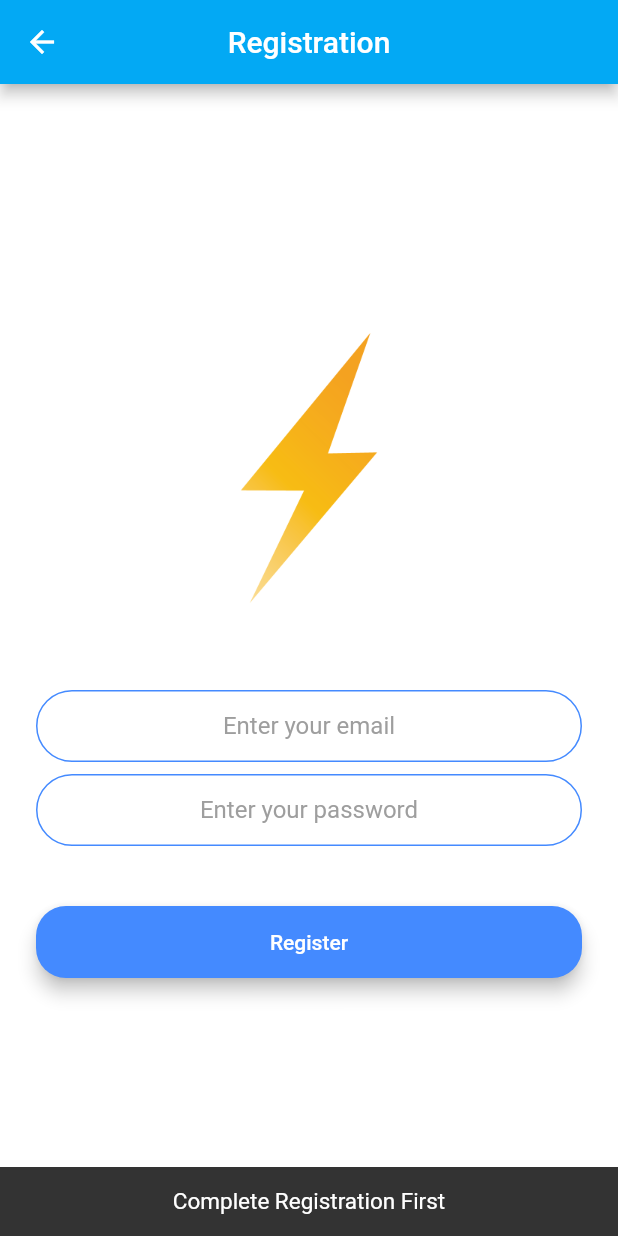
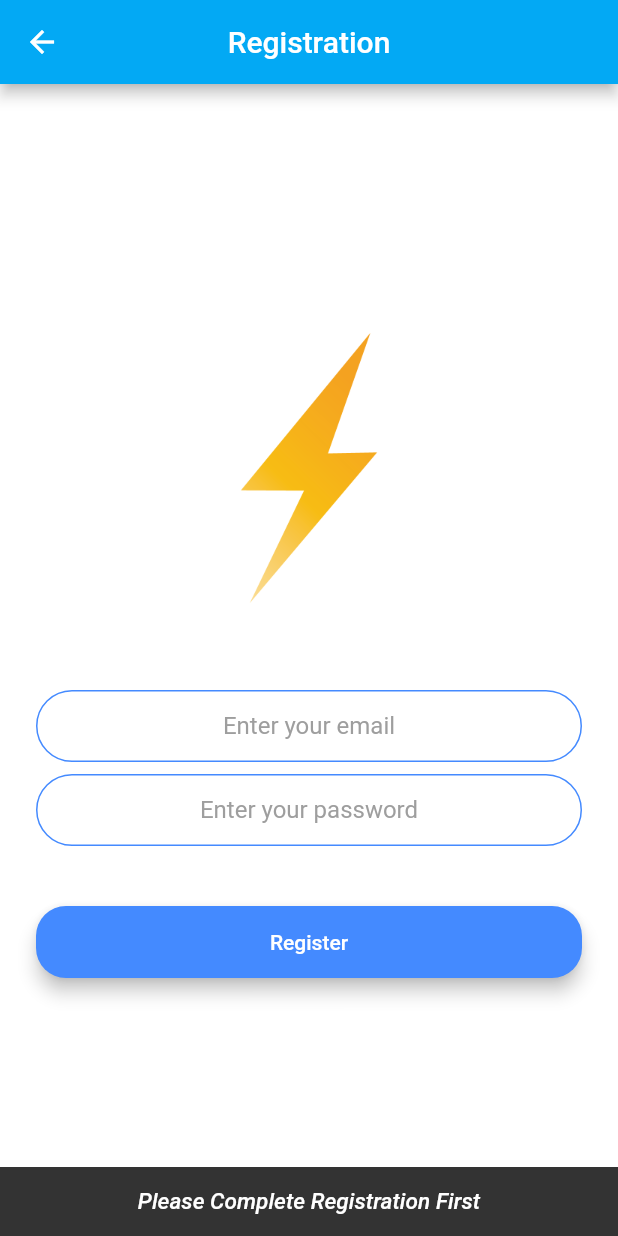
Before and after one commit to devBamidele/flash_chat, a Flutter app: the RegistrationScreen screen opened by its route, after a tap on "Register", on a phone screen of 412 x 824 dp. Run offline on Flutter 3.47's test engine with Material 2 defaults, Android fonts, the phone set to English and light mode, and no system bars; our stand-ins replace animated_text_kit, firebase_auth, firebase_core, modal_progress_hud_nsn; accounts and stored records are empty; network calls fail.

```diff
--- a/lib/main.dart
+++ b/lib/main.dart
@@ -19,6 +19,7 @@ class FlashChat extends StatelessWidget {
     return MaterialApp(
       debugShowCheckedModeBanner: false,
       initialRoute: WelcomeScreen.id,
+      // Define navigation routes for the app
       routes: {
         WelcomeScreen.id: (context) => const WelcomeScreen(),
         ChatScreen.id: (context) => const ChatScreen(),
--- a/lib/screens/registration_screen.dart
+++ b/lib/screens/registration_screen.dart
@@ -6,6 +6,7 @@ import 'package:flash_chat/screens/chat_screen.dart';
 import 'package:flutter/material.dart';
 import 'package:firebase_auth/firebase_auth.dart';
 import 'chat_screen.dart';
+import 'package:modal_progress_hud_nsn/modal_progress_hud_nsn.dart';
 
 class RegistrationScreen extends StatefulWidget {
   const RegistrationScreen({Key? key}) : super(key: key);
@@ -25,11 +26,14 @@ class _RegistrationScreenState extends State<RegistrationScreen> {
       ScaffoldMessenger.of(context).showSnackBar(ksnackBar(message));
 
   ksnackBar(String message) => SnackBar(
-        duration: const Duration(seconds: 1),
+        duration: const Duration(milliseconds: 1200),
         content: Text(
           message,
           textAlign: TextAlign.center,
-          style: const TextStyle(fontSize: 15.0),
+          style: const TextStyle(
+              fontSize: 15.0,
+              fontWeight: FontWeight.w500,
+              fontStyle: FontStyle.italic),
         ),
       );
 
@@ -88,16 +92,20 @@ class _RegistrationScreenState extends State<RegistrationScreen> {
                   if (email != null && password != null) {
                     // Verify that there are values in the required fields
                     try {
+                      // Create a new user by passing in the email and password as parameters
                       final newUser =
                           await _auth.createUserWithEmailAndPassword(
-                              email: email.toString(),
-                              password: password.toString());
+                        email: email.toString(),
+                        password: password.toString(),
+                      );
 
                       if (!mounted) return;
                       Navigator.pushNamed(context, ChatScreen.id);
-                    } catch (e) {}
+                    } catch (e) {
+                      displaySb('☠  ️Something\'s not right, try again');
+                    }
                   } else {
-                    displaySb('Complete Registration First');
+                    displaySb('Please Complete Registration First');
                   }
                 },
                 myColor: Colors.blueAccent),
--- a/pubspec.yaml
+++ b/pubspec.yaml
@@ -38,6 +38,7 @@ dependencies:
   firebase_core: ^1.19.1
   firebase_auth: ^3.4.1
   cloud_firestore: ^3.2.1
+  modal_progress_hud_nsn: ^0.2.1
 
 dev_dependencies:
   flutter_test:
```
Also changed, not shown: lib/screens/chat_screen.dart (+25 -0 lines), lib/screens/login_screen.dart (+33 -21 lines), pubspec.lock, 2 other files.
